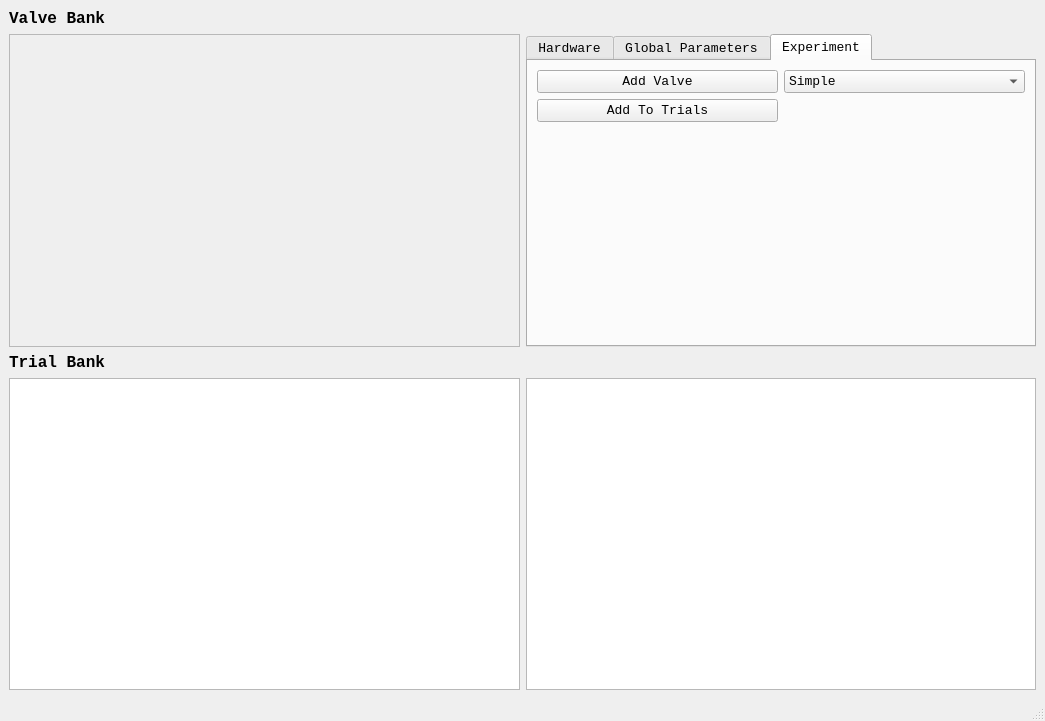
Old version of the form PulseBoyUI.ui in the repository tobiasackels/PulseBoy.
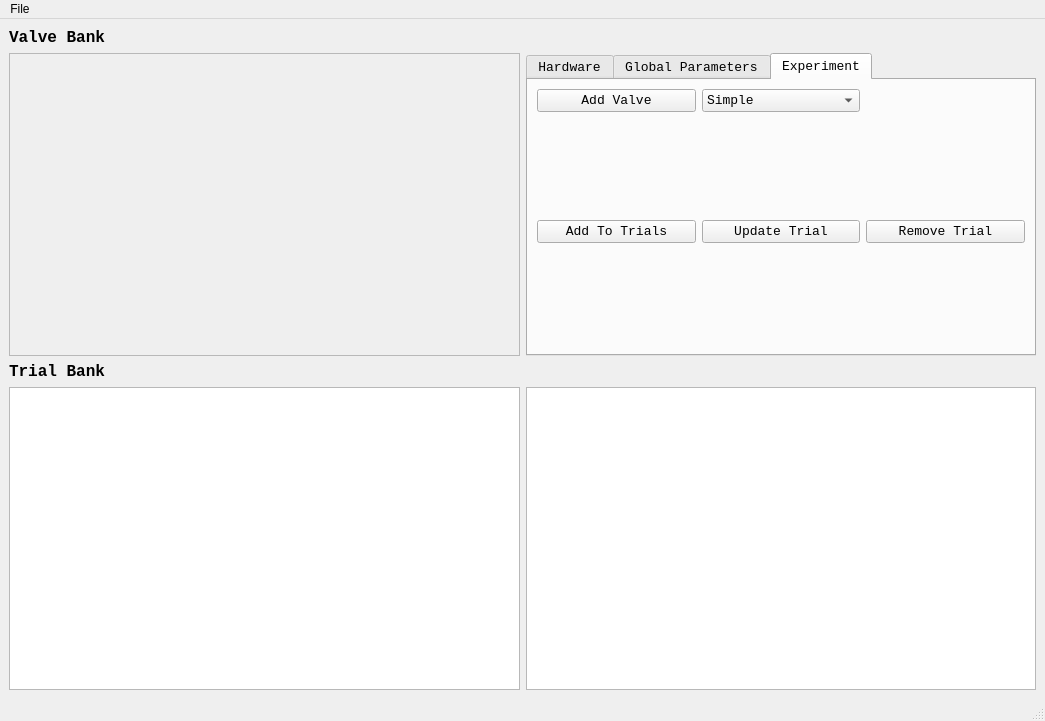
New version of the form. Custom widgets are drawn as their Qt base class.

Patch:
```diff
--- a/PulseBoyUI.ui
+++ b/PulseBoyUI.ui
@@ -218,26 +218,6 @@
         <string>Experiment</string>
        </attribute>
        <layout class="QGridLayout" name="gridLayout_4">
-        <item row="0" column="0">
-         <widget class="QPushButton" name="addValveButton">
-          <property name="text">
-           <string>Add Valve</string>
-          </property>
-         </widget>
-        </item>
-        <item row="2" column="0">
-         <spacer name="verticalSpacer_3">
-          <property name="orientation">
-           <enum>Qt::Vertical</enum>
-          </property>
-          <property name="sizeHint" stdset="0">
-           <size>
-            <width>20</width>
-            <height>40</height>
-           </size>
-          </property>
-         </spacer>
-        </item>
         <item row="0" column="1">
          <widget class="QComboBox" name="valveTypeCombo">
           <item>
@@ -257,13 +237,60 @@
           </item>
          </widget>
         </item>
-        <item row="1" column="0">
+        <item row="2" column="0">
          <widget class="QPushButton" name="addTrialButton">
           <property name="text">
            <string>Add To Trials</string>
           </property>
          </widget>
         </item>
+        <item row="3" column="0">
+         <spacer name="verticalSpacer_3">
+          <property name="orientation">
+           <enum>Qt::Vertical</enum>
+          </property>
+          <property name="sizeHint" stdset="0">
+           <size>
+            <width>20</width>
+            <height>40</height>
+           </size>
+          </property>
+         </spacer>
+        </item>
+        <item row="0" column="0">
+         <widget class="QPushButton" name="addValveButton">
+          <property name="text">
+           <string>Add Valve</string>
+          </property>
+         </widget>
+        </item>
+        <item row="2" column="1">
+         <widget class="QPushButton" name="updateTrialButton">
+          <property name="text">
+           <string>Update Trial</string>
+          </property>
+         </widget>
+        </item>
+        <item row="2" column="2">
+         <widget class="QPushButton" name="removeTrialButton">
+          <property name="text">
+           <string>Remove Trial</string>
+          </property>
+         </widget>
+        </item>
+        <item row="1" column="0">
+         <spacer name="verticalSpacer_4">
+          <property name="orientation">
+           <enum>Qt::Vertical</enum>
+          </property>
+          <property name="sizeHint" stdset="0">
+           <size>
+            <width>20</width>
+            <height>40</height>
+           </size>
+          </property>
+         </spacer>
+        </item>
        </layout>
       </widget>
      </widget>
@@ -328,6 +355,14 @@
      <height>21</height>
     </rect>
    </property>
+   <widget class="QMenu" name="menuFile">
+    <property name="title">
+     <string>File</string>
+    </property>
+    <addaction name="actionSave"/>
+    <addaction name="actionLoad"/>
+   </widget>
+   <addaction name="menuFile"/>
   </widget>
   <widget class="QStatusBar" name="statusbar"/>
  </widget>
```
Left out of the diff: 108 changed lines with no effect on the pictures.
